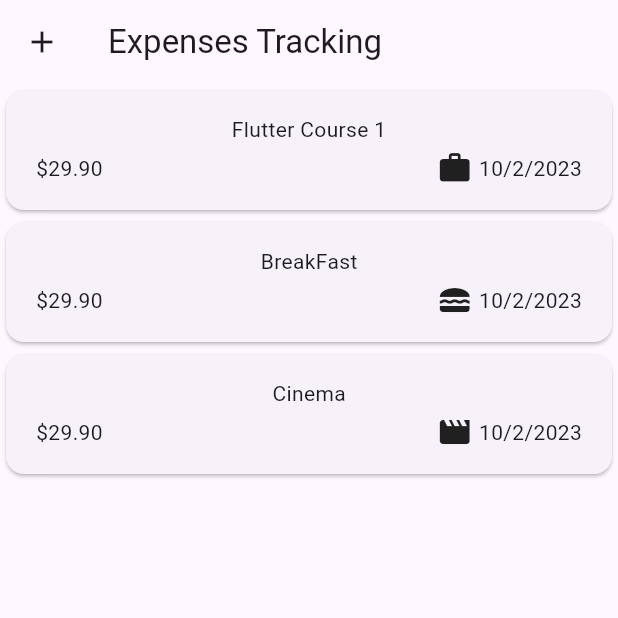
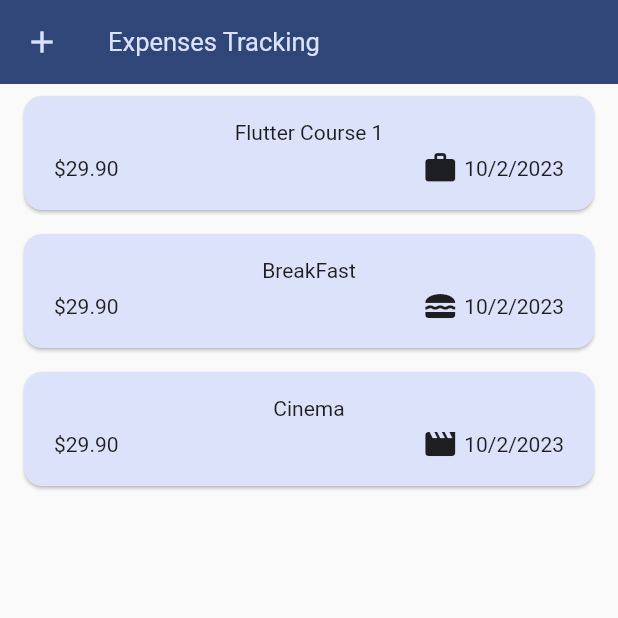
Before and after one commit to Abdulkader-Safi/ExpenceTrackingProject, a Flutter app: the screen it shows after launch, on a phone screen of 412 x 824 dp, the top half of it. Run offline on Flutter 3.47's test engine with Material 2 defaults, Android fonts, the light colour scheme and no system bars.

Commit message:
working on main application theme

```diff
--- a/lib/main.dart
+++ b/lib/main.dart
@@ -4,6 +4,10 @@ import 'package:flutter/material.dart';
 void main() {
   runApp(const MyApp());
 }
+
+var myColorScheme = ColorScheme.fromSeed(
+  seedColor: const Color.fromARGB(255, 59, 96, 179),
+);
 
 class MyApp extends StatelessWidget {
   const MyApp({super.key});
@@ -13,8 +17,29 @@ class MyApp extends StatelessWidget {
     return MaterialApp(
       title: 'Flutter Demo',
       debugShowCheckedModeBanner: false,
-      theme: ThemeData(
+      theme: ThemeData().copyWith(
         useMaterial3: true,
+        colorScheme: myColorScheme,
+        appBarTheme: const AppBarTheme().copyWith(
+          backgroundColor: myColorScheme.onPrimaryContainer,
+          foregroundColor: myColorScheme.primaryContainer,
+        ),
+        cardTheme: const CardTheme().copyWith(
+          color: myColorScheme.secondaryContainer,
+          margin: const EdgeInsets.symmetric(horizontal: 16, vertical: 8),
+        ),
+        elevatedButtonTheme: ElevatedButtonThemeData(
+          style: ElevatedButton.styleFrom(
+            backgroundColor: myColorScheme.primaryContainer,
+          ),
+        ),
+        textTheme: ThemeData().textTheme.copyWith(
+              titleLarge: TextStyle(
+                fontWeight: FontWeight.normal,
+                color: myColorScheme.onSecondaryContainer,
+                fontSize: 17,
+              ),
+            ),
       ),
       home: const Expenses(),
     );
```
